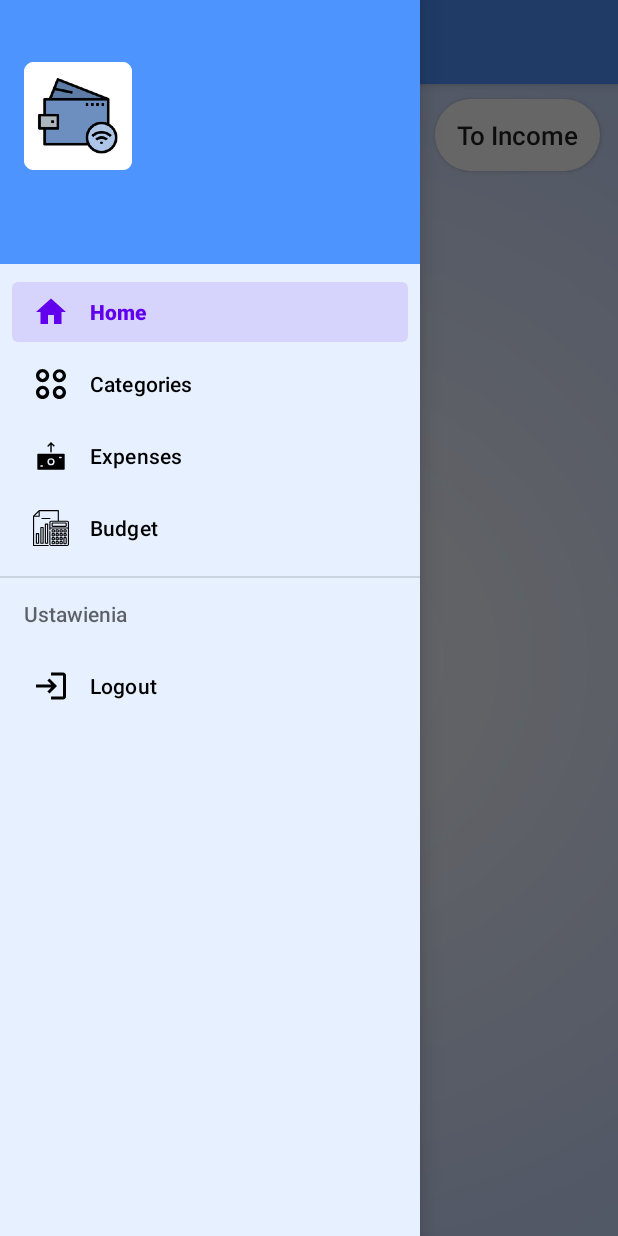
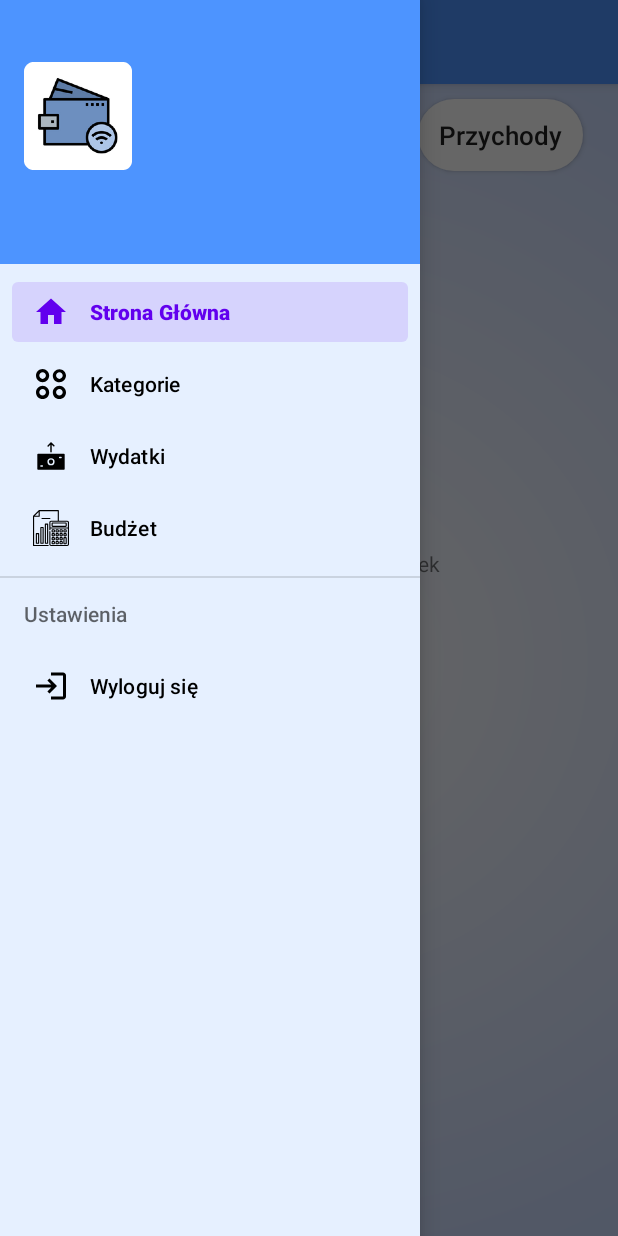
Before and after one commit to patryktk/E-Wallet, an Android app: the screen it shows after launch once a user with an empty profile is signed in (HomeActivity), with the side drawer open, on a phone screen of 412 x 824 dp. Run offline under Robolectric (Android 15) with nearby library versions, the phone set to English and light mode, and no system bars; our stand-ins replace Firebase (no records; nobody signed in at launch, a user with empty details on screens opened directly), Picasso; libraries missing offline, so code that uses them is left out: com.facebook, com.facebook.login, com.github.mikephil.charting; plain views replace PieChart; 11 statements that could not run were skipped.

Commit message:
Fix wyświetlania dane w string.xml

```diff
--- a/app/src/main/java/pl/tkaczyk/walletapp/fragments/MainChartFragment.java
+++ b/app/src/main/java/pl/tkaczyk/walletapp/fragments/MainChartFragment.java
@@ -276,7 +276,6 @@ public class MainChartFragment extends Fragment {
         String categoryOfExpense = spinner.getSelectedItem().toString();
         GoogleSignInAccount signInAccount = GoogleSignIn.getLastSignedInAccount(getActivity().getApplicationContext());
         String descriptionOfExpense = descriptionEditText.getText().toString();
-//        String year = String.valueOf(Calendar.getInstance().get(Calendar.YEAR));
 
         Expenses expenses;
         expenses = new Expenses(-1,valueOfExpense, categoryOfExpense, signInAccount.getEmail(), date, descriptionOfExpense, monthName, chooseYear);
--- a/app/src/main/res/layout/activity_main.xml
+++ b/app/src/main/res/layout/activity_main.xml
@@ -14,7 +14,7 @@
         android:layout_height="wrap_content"
         android:layout_marginTop="32dp"
         android:fontFamily="serif"
-        android:text="Wallet"
+        android:text="@string/app_name"
         android:textAllCaps="false"
         android:textColor="#000000"
         android:textSize="30sp"
@@ -44,7 +44,7 @@
         android:background="@drawable/com_facebook_auth_dialog_background"
         android:drawableStart="@drawable/ic_google_icon"
         android:drawablePadding="-20dp"
-        android:text="Sign in with Google"
+        android:text="@string/google_login"
         android:textAllCaps="false"
         android:textColor="@color/black"
         android:textSize="18sp"
@@ -64,7 +64,7 @@
         android:background="@drawable/com_facebook_button_background"
         android:drawableStart="@drawable/ic_facebook"
         android:drawablePadding="-20dp"
-        android:text="Sign in with Facebook"
+        android:text="@string/facebok_login"
         android:textAllCaps="false"
         android:textColor="#fff"
         android:textSize="18sp"
--- a/app/src/main/res/layout/fragment_main_chart.xml
+++ b/app/src/main/res/layout/fragment_main_chart.xml
@@ -32,61 +32,63 @@
         android:layout_marginStart="0dp"
         android:layout_marginTop="150dp"
         android:layout_marginEnd="0dp"
-        android:text="No Data. Add Expense"
+        android:text="@string/brak_danych_dodaj_wydatek"
         android:textAlignment="center" />
 
     <com.github.mikephil.charting.charts.PieChart
         android:id="@+id/chart"
         android:layout_width="344dp"
         android:layout_height="369dp"
-        android:layout_marginLeft="30dp"
-        android:layout_marginTop="100dp" />
+        android:layout_centerHorizontal="true"
+        android:layout_marginTop="100dp"
+        android:layout_marginEnd="30dp" />
 
 
     <androidx.appcompat.widget.AppCompatButton
         android:id="@+id/appButtonMainFragmentSwitchEI"
         android:layout_width="110dp"
         android:layout_height="wrap_content"
-        android:layout_marginStart="290dp"
+        android:layout_marginStart="30dp"
         android:layout_marginTop="10dp"
+        android:layout_toEndOf="@+id/textView"
         android:background="@drawable/custom_add_expense_button"
         android:foreground="?attr/selectableItemBackground"
-        android:text="To Income"
+        android:text="@string/przychod"
         android:textAllCaps="false"
         android:textSize="17sp" />
-
 
     <TextView
         android:id="@+id/textView"
         android:layout_width="wrap_content"
         android:layout_height="wrap_content"
-        android:layout_marginStart="150dp"
+        android:layout_centerHorizontal="true"
         android:layout_marginTop="20dp"
         android:alpha="0.25"
-        android:text="Expenses"
+        android:text="@string/wydatki"
         android:textSize="24sp" />
 
     <com.google.android.material.floatingactionbutton.FloatingActionButton
         android:id="@+id/floatingActionButtonAddExpense"
         android:layout_width="wrap_content"
         android:layout_height="wrap_content"
-        android:layout_marginLeft="50dp"
+        android:layout_marginStart="50dp"
         android:layout_marginTop="524dp"
+        android:layout_marginEnd="50dp"
         android:backgroundTint="@color/white"
         android:clickable="true"
-        app:srcCompat="@drawable/plus1"
-        android:foreground="?attr/selectableItemBackground"/>
+        android:foreground="?attr/selectableItemBackground"
+        app:srcCompat="@drawable/plus1" />
 
     <com.google.android.material.floatingactionbutton.FloatingActionButton
         android:id="@+id/floatingActionButtonAddExpense2"
         android:layout_width="wrap_content"
         android:layout_height="wrap_content"
-        android:layout_marginLeft="180dp"
         android:layout_marginTop="350dp"
+        android:layout_centerHorizontal="true"
         android:backgroundTint="@color/white"
         android:clickable="true"
-        app:srcCompat="@drawable/plus1"
-        android:foreground="?attr/selectableItemBackground"/>
+        android:foreground="?attr/selectableItemBackground"
+        app:srcCompat="@drawable/plus1" />
 
 
 </RelativeLayout>
--- a/app/src/main/res/layout/popup_categories_add.xml
+++ b/app/src/main/res/layout/popup_categories_add.xml
@@ -16,7 +16,7 @@
         android:layout_height="wrap_content"
         android:layout_marginTop="16dp"
         android:ems="10"
-        android:hint="Category Name"
+        android:hint="@string/nazwa_kategori"
         android:inputType="textPersonName"
         android:textColor="@color/white"
         app:layout_constraintEnd_toEndOf="parent"
@@ -28,7 +28,7 @@
         android:layout_width="wrap_content"
         android:layout_height="wrap_content"
         android:layout_marginTop="16dp"
-        android:text="Dodaj"
+        android:text="@string/dodaj"
         android:foreground="?attr/selectableItemBackground"
         android:background="@drawable/custom_add_expense_button"
         app:layout_constraintEnd_toEndOf="@+id/editTextPopupCategoriesAdd"
--- a/app/src/main/res/layout/popup_categories_remove.xml
+++ b/app/src/main/res/layout/popup_categories_remove.xml
@@ -6,7 +6,7 @@
     android:layout_width="350dp"
     android:layout_height="475dp"
     android:layout_gravity="center"
-    android:background="@color/cardview_dark_background"
+    android:background="#d9d9d9"
     android:alpha="0.9">
 
 
@@ -16,7 +16,7 @@
         android:layout_height="wrap_content"
         android:layout_marginTop="16dp"
         android:ems="10"
-        android:hint="Category Name"
+        android:hint="@string/nazwa_kategori"
         android:inputType="textPersonName"
         android:textColor="@color/white"
         app:layout_constraintEnd_toEndOf="parent"
@@ -28,7 +28,7 @@
         android:layout_width="wrap_content"
         android:layout_height="wrap_content"
         android:layout_marginTop="16dp"
-        android:text="Usuń"
+        android:text="@string/usuwanie"
         android:foreground="?attr/selectableItemBackground"
         android:background="@drawable/custom_add_expense_button"
         app:layout_constraintEnd_toEndOf="@+id/editTextPopupCategoriesRemove"
--- a/app/src/main/res/menu/drawer_menu.xml
+++ b/app/src/main/res/menu/drawer_menu.xml
@@ -8,22 +8,22 @@
             android:id="@+id/nav_home"
             android:icon="@drawable/ic_home_icon"
             android:foreground="?attr/selectableItemBackground"
-            android:title="Home" />
+            android:title="@string/głowna" />
         <item
             android:id="@+id/nav_categories"
             android:icon="@drawable/ic_category"
             android:foreground="?attr/selectableItemBackground"
-            android:title="Categories" />
+            android:title="@string/kategorie" />
         <item
             android:id="@+id/nav_expenses"
             android:icon="@drawable/ic_money_profit"
             android:foreground="?attr/selectableItemBackground"
-            android:title="Expenses" />
+            android:title="@string/wydatki" />
         <item
             android:id="@+id/nav_budget"
             android:icon="@drawable/ic_audit"
             android:foreground="?attr/selectableItemBackground"
-            android:title="Budget" />
+            android:title="@string/budget" />
     </group>
 
     <item android:title="Ustawienia">
@@ -32,7 +32,7 @@
                 android:id="@+id/nav_logout"
                 android:icon="@drawable/ic_logout_icon"
                 android:foreground="?attr/selectableItemBackground"
-                android:title="Logout" />
+                android:title="@string/wyloguj" />
         </menu>
     </item>
 
--- a/app/src/main/res/values/strings.xml
+++ b/app/src/main/res/values/strings.xml
@@ -8,4 +8,29 @@
     <string name="navigation_drawer_close">Close navigation drawer</string>
     <!-- TODO: Remove or change this placeholder text -->
     <string name="hello_blank_fragment">Hello blank fragment</string>
+
+    <string name="usuwanie">Usuń</string>
+    <string name="edycja">Edycja</string>
+    <string name="anuluj">Anuluj</string>
+    <string name="data">Data</string>
+    <string name="dodaj">Dodaj</string>
+    <string name="wartosc">Wartość</string>
+    <string name="opis">Opis</string>
+    <string name="edycja_wydatkow">Edycja Wydatków</string>
+    <string name="edycja_przychodow">Edycja Przychodów</string>
+    <string name="facebok_login">Zaloguj się za pomocą Facebooka</string>
+    <string name="google_login">Zaloguj się za pomocą Google</string>
+    <string name="przychod">Przychody</string>
+    <string name="rok">Rok</string>
+    <string name="wydatki">Wydatki</string>
+    <string name="brak_danych_dodaj_przychód">Brak danych. Dodaj przychód</string>
+    <string name="brak_danych_dodaj_wydatek">Brak danych. Dodaj wydatek</string>
+    <string name="nazwa_kategori">Nazwa kategorii</string>
+
+    <string name="kategorie">Kategorie</string>
+    <string name="budget">Budżet</string>
+    <string name="wyloguj">Wyloguj się</string>
+    <string name="głowna">Strona Główna</string>
+
+
 </resources>
```
Also changed, not shown: app/src/main/java/pl/tkaczyk/walletapp/adapter/AdapterRVExpenses.java (+9 -3 lines), app/src/main/java/pl/tkaczyk/walletapp/fragments/ListOfExpensesFragment.java (+7 -6 lines), app/src/main/res/layout/activity_edit_expense.xml (+23 -13 lines), app/src/main/res/layout/activity_edit_income.xml (+27 -14 lines), app/src/main/res/layout/expenses_row.xml (+45 -6 lines), app/src/main/res/layout/fragment_budget.xml (+4 -4 lines), app/src/main/res/layout/fragment_income.xml (+12 -10 lines), app/src/main/res/layout/fragment_list_of_expenses.xml (+9 -4 lines), app/src/main/res/layout/popup_expense_add.xml (+6 -6 lines), app/src/main/res/layout/popup_income_add.xml (+6 -6 lines).
